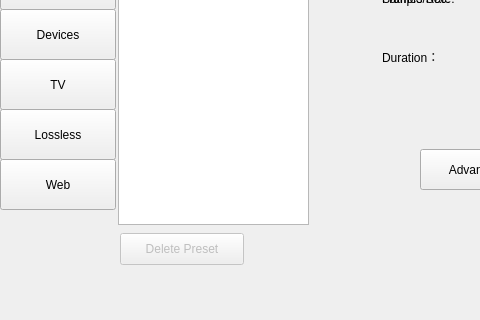
Above: src/MovieMator/src/docks/encodedock.ui from hansewu/MovieMator before the change; both pictures show x 0 to 480 and y 141 to 461 of the 641 by 461 pixel window. Below: the same form after it.
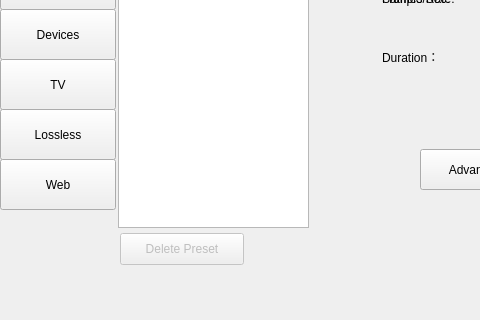
That is the form after the change. Icons and pictures are not drawn.

The edit to the form file:
```diff
--- a/src/MovieMator/src/docks/encodedock.ui
+++ b/src/MovieMator/src/docks/encodedock.ui
@@ -229,7 +229,7 @@
       <x>118</x>
       <y>0</y>
       <width>191</width>
-      <height>366</height>
+      <height>369</height>
      </rect>
     </property>
     <property name="alternatingRowColors">
```
